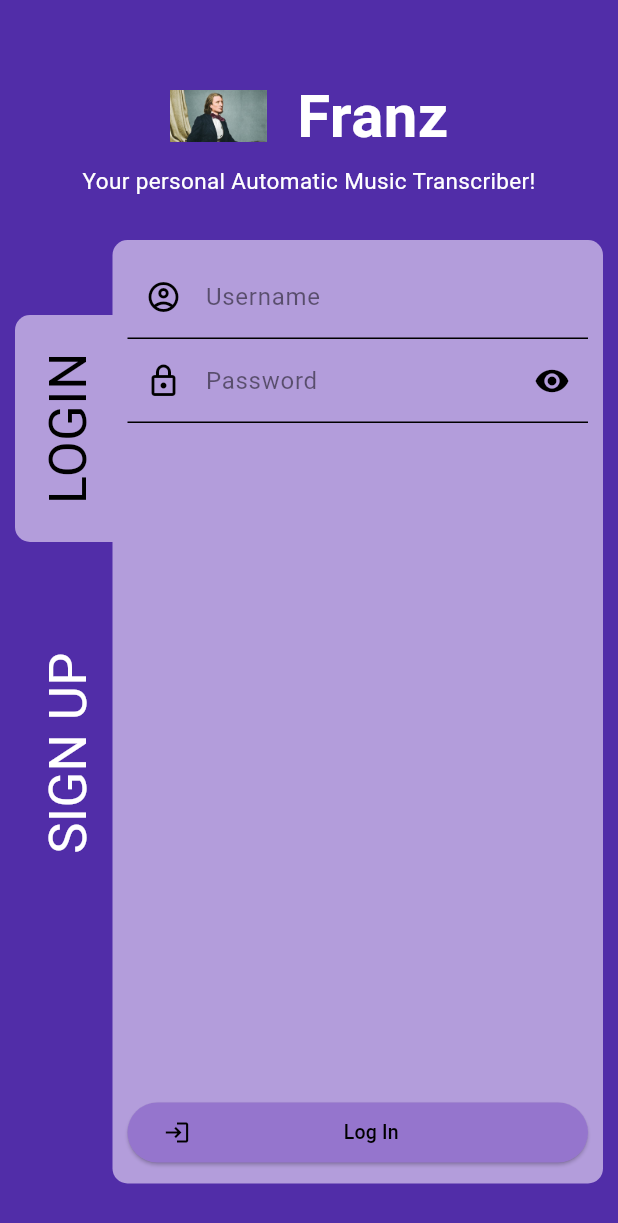
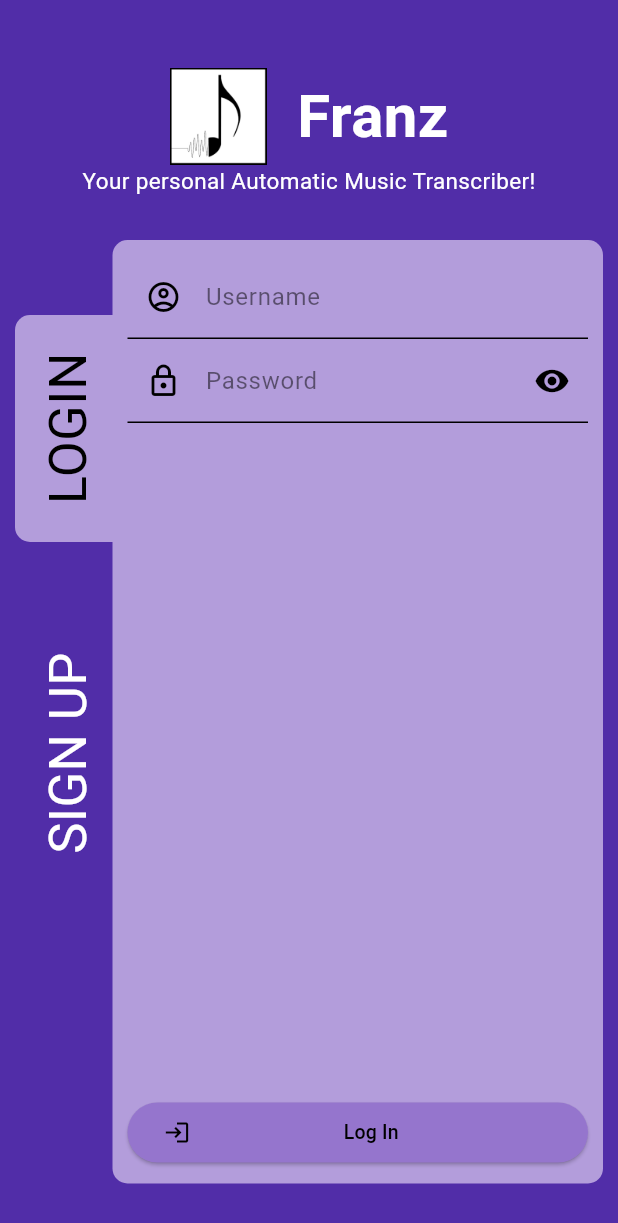
Before and after one commit to mahmoud-joumaa/Franz, a Flutter app: the screen it shows after launch, on a phone screen of 412 x 824 dp. Shown: the top 1223 px of the screen. Run offline on Flutter 3.47's test engine with Material 3 defaults, Android fonts, the light colour scheme and no system bars; our stand-ins replace audioplayers, file_picker, flutter_spinkit, graphql_flutter, material_design_icons_flutter, smooth_page_indicator; missing offline and left inert: amazon_cognito_identity_dart_2, flutter_pdfview, open_mail_app, record.

Commit message:
Add logo

```diff
--- a/lib/pages/welcome.dart
+++ b/lib/pages/welcome.dart
@@ -76,7 +76,7 @@ class _WelcomeState extends State<Welcome> {
                         mainAxisAlignment: MainAxisAlignment.center,
                         crossAxisAlignment: CrossAxisAlignment.center,
                         children: [
-                          Image.asset("assets/Franz.jpg", height: 65.0, width: 65.0),
+                          Image.asset("assets/logo.jpg", height: 65.0, width: 65.0),
                           const SizedBox(width: 20.0),
                           const Text("Franz",
                             style: TextStyle(
--- a/pubspec.yaml
+++ b/pubspec.yaml
@@ -50,6 +50,7 @@ dependencies:
   amazon_cognito_identity_dart_2: ^3.6.5
   xml: ^6.5.0
   open_mail_app: ^0.4.5
+  flutter_launcher_icons: ^0.13.1
 
 dev_dependencies:
   flutter_test:
```
Also changed, not shown: assets/logo.jpg (added), assets/logo.png (added), pubspec.lock.
